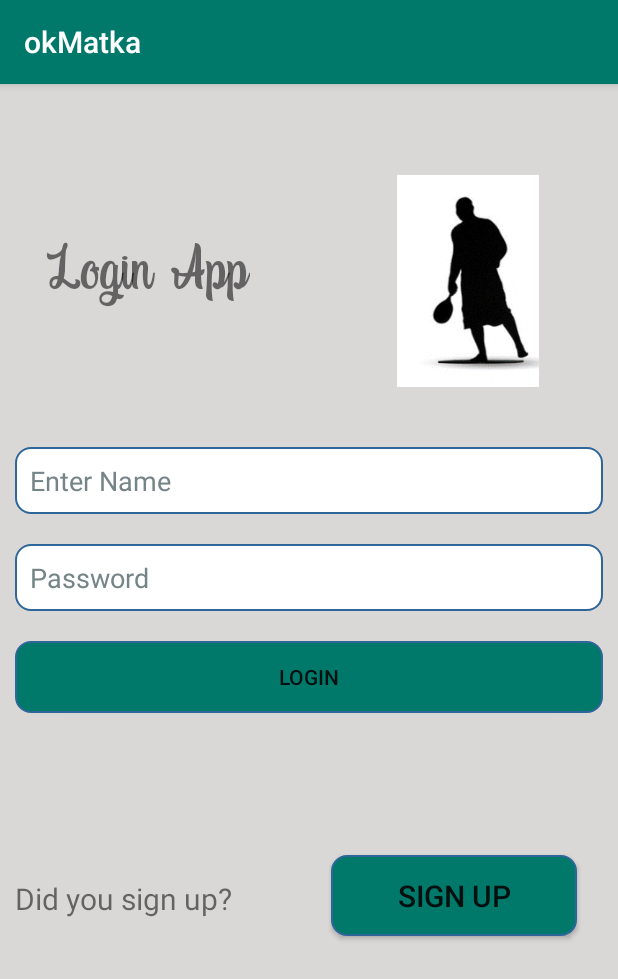
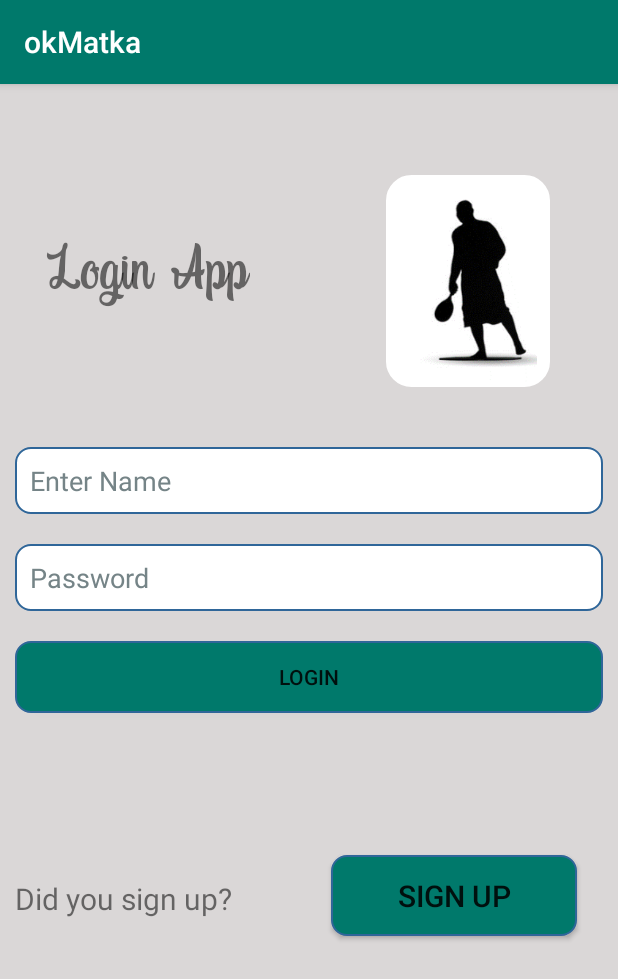
Before and after one commit to nadav152/okMatka, an Android app: the screen it shows after launch (Activity_Login), on a phone screen of 412 x 824 dp. Shown: the top 979 px of the screen. Run offline under Robolectric (Android 15) with nearby library versions, the phone set to English and light mode, and no system bars.

```diff
--- /dev/null
+++ b/app/src/main/res/drawable/circle_background.xml
@@ -0,0 +1,16 @@
+<?xml version="1.0" encoding="utf-8"?>
+<shape xmlns:android="http://schemas.android.com/apk/res/android" >
+
+    <solid android:color="#FFFFFF" />
+
+    <stroke
+        android:width="3dip"
+        android:color="#FFFFFF" />
+    <corners
+        android:radius="15dp" />
+    <padding
+        android:bottom="3dp"
+        android:left="0dp"
+        android:right="0dp"
+        android:top="3dp" />
+</shape>
--- a/app/src/main/res/layout/activity__login.xml
+++ b/app/src/main/res/layout/activity__login.xml
@@ -36,6 +36,7 @@
             android:layout_marginTop="-88dp"
             android:layout_marginEnd="45dp"
             android:layout_marginRight="45dp"
+            android:background="@drawable/circle_background"
             android:src="@drawable/img_mainlogo_jpg"
             android:layout_marginStart="100dp"
             android:contentDescription="@string/app_name" />
--- a/app/src/main/res/layout/activity_register.xml
+++ b/app/src/main/res/layout/activity_register.xml
@@ -35,6 +35,7 @@
             android:layout_marginTop="-88dp"
             android:layout_marginEnd="45dp"
             android:layout_marginRight="45dp"
+            android:background="@drawable/circle_background"
             android:src="@drawable/img_mainlogo_jpg"
             android:contentDescription="@string/this_will_be_the_app_logo"
             android:layout_marginStart="100dp" />
```
